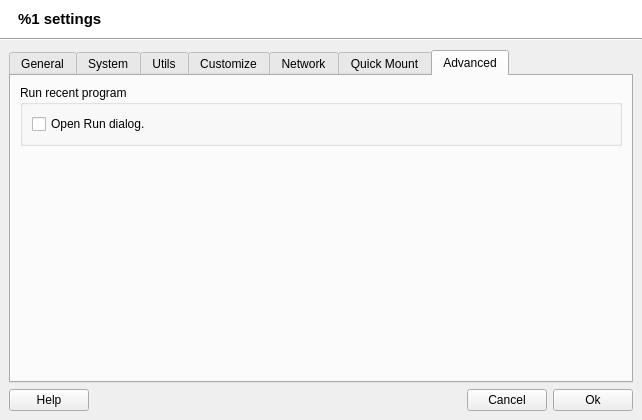
The window that src/q4wine-gui/uis/AppSettings.ui (brezerk/q4wine) describes before a commit, drawn with Qt 5.
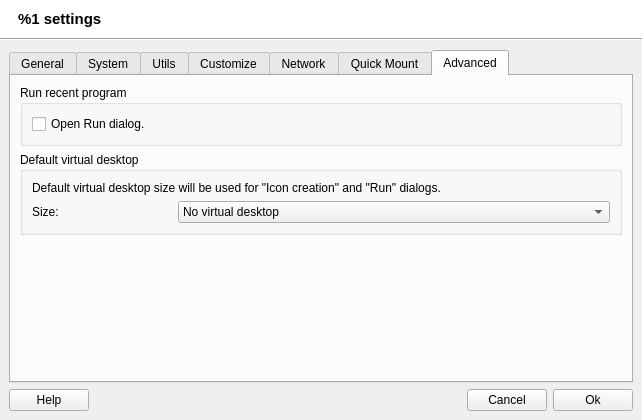
The same window after the commit. The open tabs and pages were chosen to show the change. Icons and pictures are not drawn.

Commit message: Add default desktop size hint for "Icon creation" and "Run" dialogs;

The edit to the form file:
```diff
--- a/src/q4wine-gui/uis/AppSettings.ui
+++ b/src/q4wine-gui/uis/AppSettings.ui
@@ -1580,6 +1580,104 @@
             </layout>
            </widget>
           </item>
+          <item>
+           <widget class="QGroupBox" name="groupBox_13">
+            <property name="title">
+             <string>Default virtual desktop</string>
+            </property>
+            <layout class="QVBoxLayout" name="verticalLayout_9">
+             <item>
+              <widget class="QLabel" name="label_5">
+               <property name="text">
+                <string>Default virtual desktop size will be used for &quot;Icon creation&quot; and &quot;Run&quot; dialogs.</string>
+               </property>
+              </widget>
+             </item>
+             <item>
+              <widget class="QWidget" name="widget_15" native="true">
+               <layout class="QHBoxLayout" name="_7">
+                <property name="margin">
+                 <number>0</number>
+                </property>
+                <item>
+                 <widget class="QLabel" name="label_7">
+                  <property name="minimumSize">
+                   <size>
+                    <width>140</width>
+                    <height>0</height>
+                   </size>
+                  </property>
+                  <property name="maximumSize">
+                   <size>
+                    <width>140</width>
+                    <height>16777215</height>
+                   </size>
+                  </property>
+                  <property name="text">
+                   <string>Size:</string>
+                  </property>
+                 </widget>
+                </item>
+                <item>
+                 <widget class="QComboBox" name="cboxDesktopSize">
+                  <item>
+                   <property name="text">
+                    <string>No virtual desktop</string>
+                   </property>
+                  </item>
+                  <item>
+                   <property name="text">
+                    <string notr="true">320x240</string>
+                   </property>
+                  </item>
+                  <item>
+                   <property name="text">
+                    <string notr="true">640x480</string>
+                   </property>
+                  </item>
+                  <item>
+                   <property name="text">
+                    <string notr="true">800x600</string>
+                   </property>
+                  </item>
+                  <item>
+                   <property name="text">
+                    <string notr="true">1024x768</string>
+                   </property>
+                  </item>
+                  <item>
+                   <property name="text">
+                    <string notr="true">1600x1200</string>
+                   </property>
+                  </item>
+                  <item>
+                   <property name="text">
+                    <string notr="true">1440x900</string>
+                   </property>
+                  </item>
+                  <item>
+                   <property name="text">
+                    <string notr="true">1680x1050</string>
+                   </property>
+                  </item>
+                  <item>
+                   <property name="text">
+                    <string notr="true">1920x1200</string>
+                   </property>
+                  </item>
+                  <item>
+                   <property name="text">
+                    <string notr="true">2560x1600</string>
+                   </property>
+                  </item>
+                 </widget>
+                </item>
+               </layout>
+              </widget>
+             </item>
+            </layout>
+           </widget>
+          </item>
           <item>
            <spacer name="verticalSpacer_6">
             <property name="orientation">
```
The commit also changes 4 other files.
